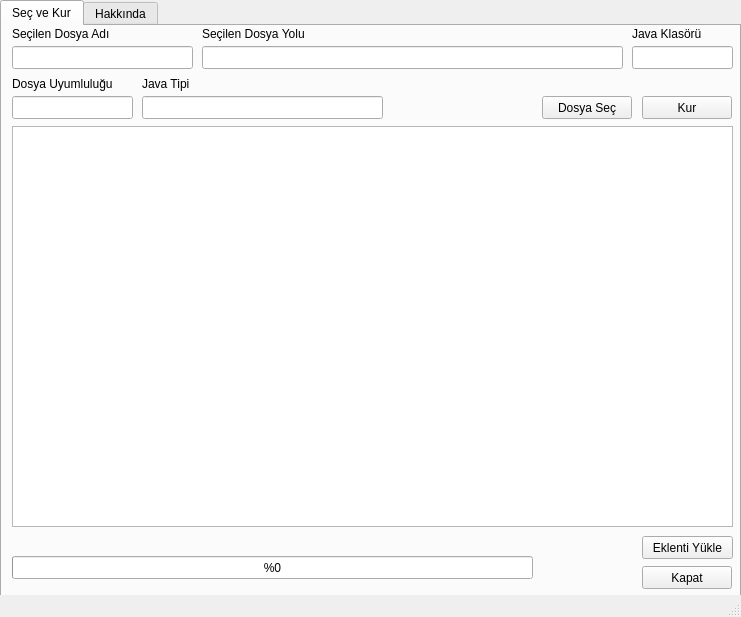
This is ajip/ajip.ui in MusaOrtagedik/ajip as Qt 5 draws it before an edit. The edited form follows.
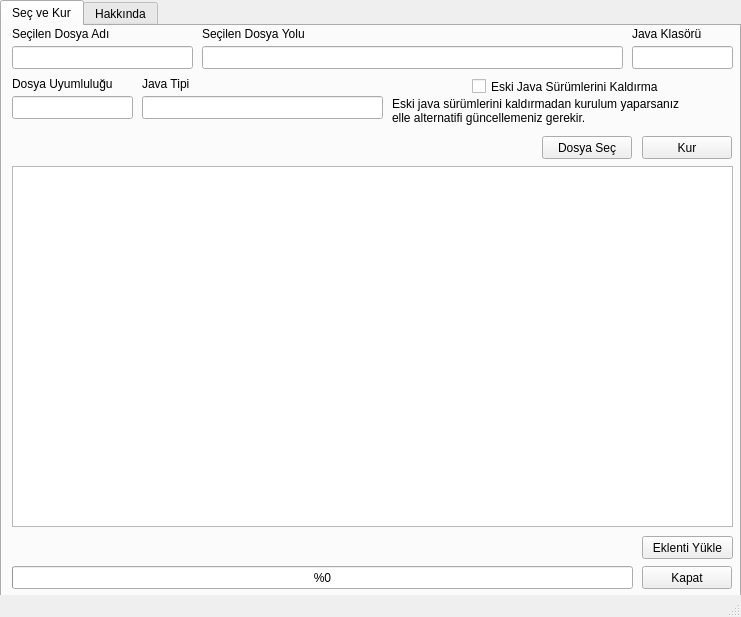
This is the edited form. Icons and pictures are not drawn.

```diff
--- a/ajip/ajip.ui
+++ b/ajip/ajip.ui
@@ -38,7 +38,7 @@
       <property name="geometry">
        <rect>
         <x>540</x>
-        <y>70</y>
+        <y>110</y>
         <width>90</width>
         <height>23</height>
        </rect>
@@ -51,9 +51,9 @@
       <property name="geometry">
        <rect>
         <x>10</x>
-        <y>100</y>
+        <y>140</y>
         <width>721</width>
-        <height>401</height>
+        <height>361</height>
        </rect>
       </property>
       <property name="readOnly">
@@ -142,7 +142,7 @@
       <property name="geometry">
        <rect>
         <x>640</x>
-        <y>70</y>
+        <y>110</y>
         <width>90</width>
         <height>23</height>
        </rect>
@@ -239,8 +239,8 @@
       <property name="geometry">
        <rect>
         <x>10</x>
-        <y>530</y>
-        <width>521</width>
+        <y>540</y>
+        <width>621</width>
         <height>23</height>
        </rect>
       </property>
@@ -255,8 +255,8 @@
       <property name="geometry">
        <rect>
         <x>10</x>
-        <y>510</y>
-        <width>521</width>
+        <y>520</y>
+        <width>621</width>
         <height>16</height>
        </rect>
       </property>
@@ -264,6 +264,32 @@
        <string/>
       </property>
      </widget>
+     <widget class="QCheckBox" name="chkEskiSurumKaldirma">
+      <property name="geometry">
+       <rect>
+        <x>470</x>
+        <y>50</y>
+        <width>221</width>
+        <height>21</height>
+       </rect>
+      </property>
+      <property name="text">
+       <string>Eski Java Sürümlerini Kaldırma</string>
+      </property>
+     </widget>
+     <widget class="QLabel" name="label_4">
+      <property name="geometry">
+       <rect>
+        <x>390</x>
+        <y>70</y>
+        <width>341</width>
+        <height>31</height>
+       </rect>
+      </property>
+      <property name="text">
+       <string>&lt;html&gt;&lt;head/&gt;&lt;body&gt;&lt;p&gt;Eski java sürümlerini kaldırmadan kurulum yaparsanız&lt;br/&gt;elle alternatifi güncellemeniz gerekir.&lt;/p&gt;&lt;/body&gt;&lt;/html&gt;</string>
+      </property>
+     </widget>
     </widget>
     <widget class="QWidget" name="tab_4">
      <attribute name="title">
```
Left out of the diff: 8 changed lines with no effect on the pictures.
